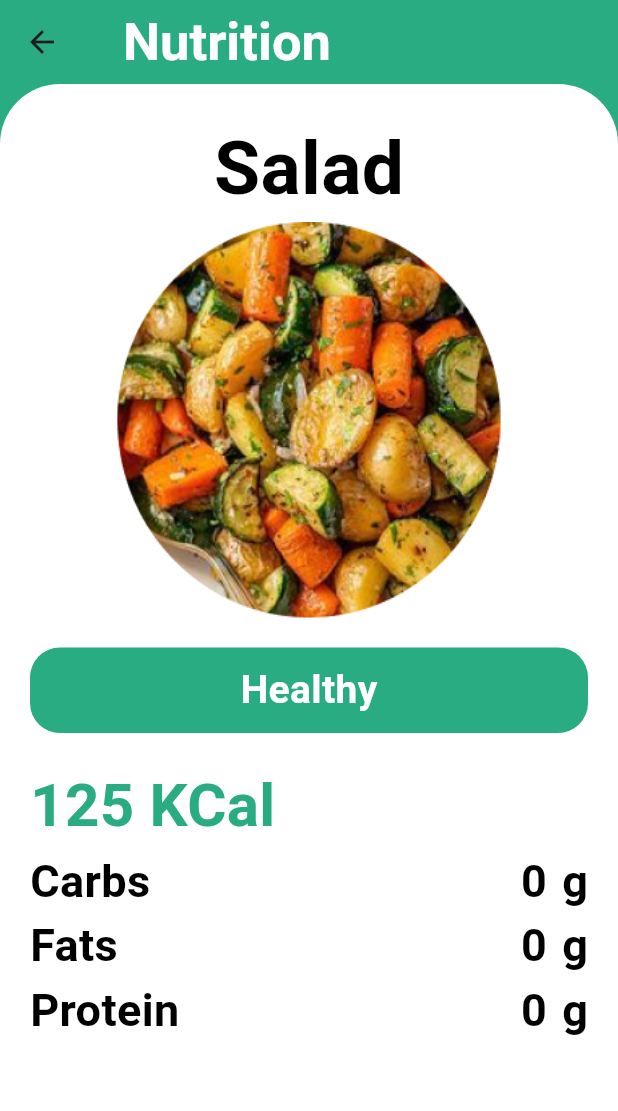
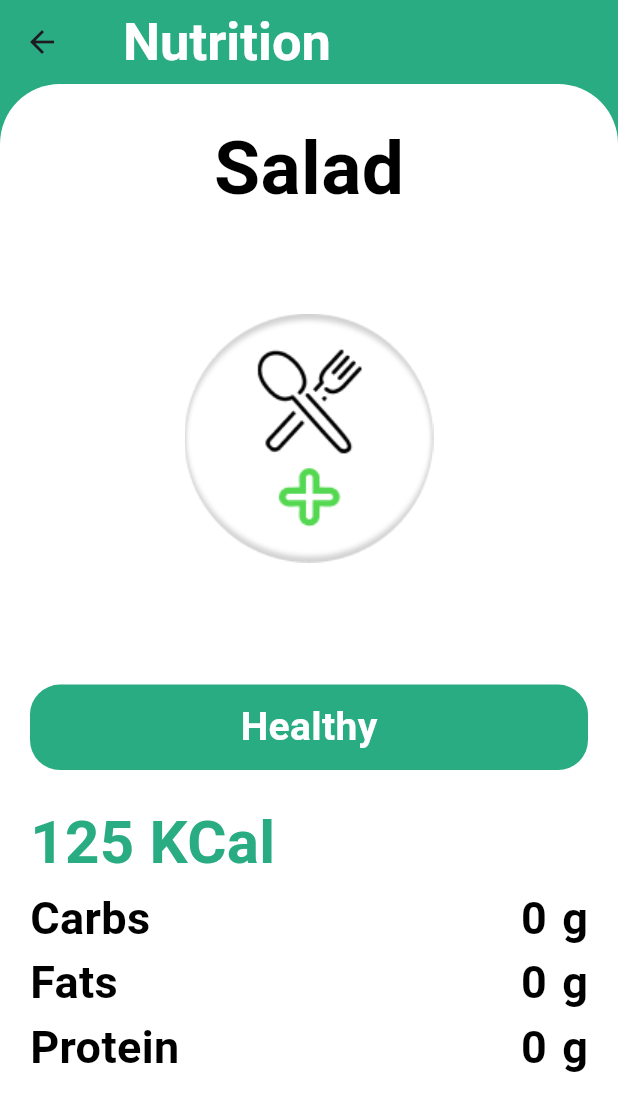
Before and after one commit to AhmedMohsen2492/Foodie, a Flutter app: the FoodDetailsScreen screen opened by its route, on a phone screen of 412 x 824 dp. Shown: the top 1111 px of the screen. Run offline on Flutter 3.47's test engine with Material 3 defaults, Android fonts, the phone set to English and light mode, and no system bars; our stand-ins replace flutter_slidable, google_fonts, image_picker, lottie, multi_dropdown.

Commit message:
add image picker

```diff
--- a/lib/main.dart
+++ b/lib/main.dart
@@ -23,10 +23,10 @@ class MyApp extends StatelessWidget {
         StartScreen.routeName: (_) => const StartScreen(),
         SignUpScreen.routeName: (_) => const SignUpScreen(),
         LoginScreen.routeName: (_) => const LoginScreen(),
-        InfoScreen.routeName: (_) => InfoScreen(),
+        InfoScreen.routeName: (_) => const InfoScreen(),
         HomeScreen.routeName: (_) => const HomeScreen(),
         ChatBotScreen.routeName: (_) => const ChatBotScreen(),
-        FoodDetailsScreen.routeName: (_) => const FoodDetailsScreen(),
+        FoodDetailsScreen.routeName: (_) =>  const FoodDetailsScreen(),
       },
       initialRoute: SplashScreen.routeName,
       debugShowCheckedModeBanner: false,
--- a/lib/ui/screens/chatBot/chat_bot_screen.dart
+++ b/lib/ui/screens/chatBot/chat_bot_screen.dart
@@ -9,10 +9,10 @@ class ChatBotScreen extends StatelessWidget {
   Widget build(BuildContext context) {
     return  Scaffold(
       appBar: AppBar(),
-      body: Center(child: Text("CHAT BOT",
+      body: Center(child: Text("CHAT BOT SOON..",
       style: TextStyle(
         color: Colors.black,
-        fontSize: 50,
+        fontSize: 40,
         fontWeight: FontWeight.bold,
       ),)),
     );
--- a/lib/ui/screens/foodDetails/food_details_screen.dart
+++ b/lib/ui/screens/foodDetails/food_details_screen.dart
@@ -1,14 +1,24 @@
+import 'dart:io';
 import 'package:flutter/material.dart';
 import 'package:foodie/ui/utils/app_assets.dart';
 import 'package:foodie/ui/utils/app_colors.dart';
 import 'package:google_fonts/google_fonts.dart';
 
-class FoodDetailsScreen extends StatelessWidget {
-  const FoodDetailsScreen({Key? key}) : super(key: key);
+class FoodDetailsScreen extends StatefulWidget {
   static const String routeName = "details";
+
+  const FoodDetailsScreen({super.key});
+
+  @override
+  State<FoodDetailsScreen> createState() => _FoodDetailsScreenState();
+}
+
+class _FoodDetailsScreenState extends State<FoodDetailsScreen> {
+  late File? scanImage ;
 
   @override
   Widget build(BuildContext context) {
+    scanImage = ModalRoute.of(context)?.settings.arguments as File? ;
     return Scaffold(
       backgroundColor: AppColors.prime,
       appBar: AppBar(
@@ -59,14 +69,12 @@ class FoodDetailsScreen extends StatelessWidget {
             ),
             Center(
               child: SizedBox(
-                height: MediaQuery.of(context).size.height * 0.32,
-                width: MediaQuery.of(context).size.width * 0.62,
+                height: MediaQuery.of(context).size.height * 0.35,
+                width: MediaQuery.of(context).size.width * 0.7,
                 child: ClipRRect(
-                  borderRadius: BorderRadius.circular(100),
-                  child: Image.asset(
-                    AppAssets.nut,
-                    fit: BoxFit.fill,
-                  ),
+                  borderRadius: BorderRadius.circular(900000),
+                  child: scanImage == null ? Image.asset(AppAssets.addButton)
+                      : Image.file(scanImage!,fit: BoxFit.fill,),
                 ),
               ),
             ),
--- a/lib/ui/screens/home/food_widget.dart
+++ b/lib/ui/screens/home/food_widget.dart
@@ -5,7 +5,7 @@ import 'package:foodie/ui/utils/app_assets.dart';
 import 'package:foodie/ui/utils/app_colors.dart';
 
 class FoodWidget extends StatelessWidget {
-  const FoodWidget({Key? key}) : super(key: key);
+  const FoodWidget({super.key});
 
   @override
   Widget build(BuildContext context) {
--- a/pubspec.yaml
+++ b/pubspec.yaml
@@ -14,6 +14,9 @@ dependencies:
   google_fonts: ^6.1.0
   flutter_slidable: ^3.1.0
   multi_dropdown: ^2.1.4
+  image_picker: ^1.0.7
+  permission_handler: ^11.3.0
+
 
 dev_dependencies:
   flutter_test:
```
Also changed, not shown: lib/ui/screens/home/home_screen.dart (+155 -7 lines), pubspec.lock, 6 other files.
